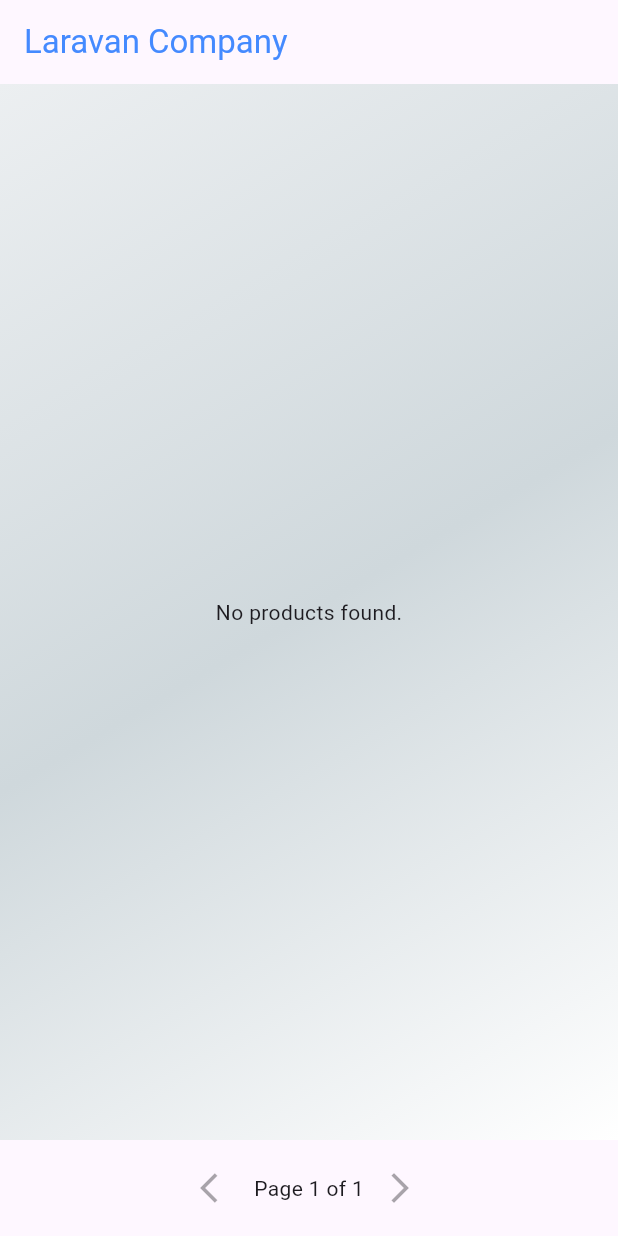
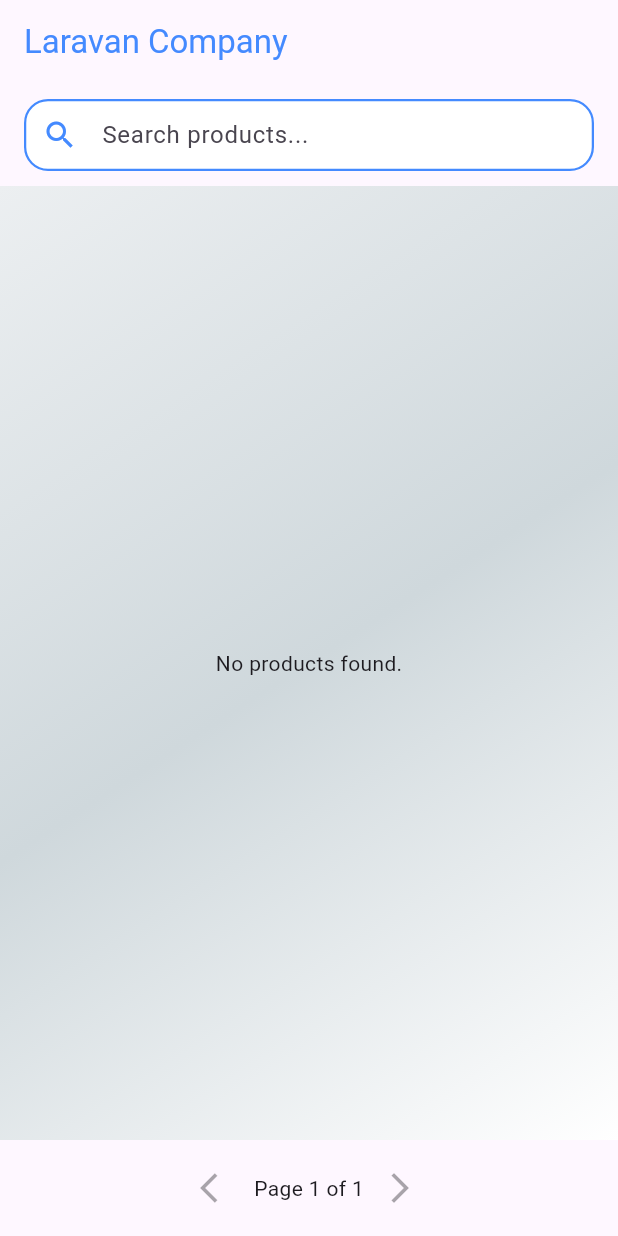
Before and after one commit to Ithnoobs/laravan_com, a Flutter app: the screen it shows after launch, on a phone screen of 412 x 824 dp. Run offline on Flutter 3.47's test engine with Material 3 defaults, Android fonts, the phone set to English and light mode, and no system bars; our stand-ins replace carousel_slider; network calls fail.

Commit message:
search functions

```diff
--- a/lib/constants/api.dart
+++ b/lib/constants/api.dart
@@ -1,4 +1,5 @@
 abstract class Api {
   static const String baseUri = "https://dummyjson.com/";
   static const String getAllProducts = "${baseUri}products";
+  static const String searchProducts = "${baseUri}products/search";
 }
--- a/lib/screens/home_screen.dart
+++ b/lib/screens/home_screen.dart
@@ -1,3 +1,4 @@
+import 'dart:async';
 import 'package:flutter/foundation.dart';
 import 'package:flutter/material.dart';
 import 'package:laravan_com/models/products.dart';
@@ -21,11 +22,27 @@ class _HomeScreenState extends State<HomeScreen> {
   int _currentPage = 1;
   int _totalPages = 1;
   final int _limit = 10;
+  final TextEditingController _searchController = TextEditingController();
+  String _searchQuery = '';
 
   @override
   void initState() {
     super.initState();
     _fetchCategories();
+    _getAllProduct();
+  }
+
+  @override
+  void dispose() {
+    _searchController.dispose();
+    super.dispose();
+  }
+
+  void _onSearchSubmitted(String value) {
+    setState(() {
+      _searchQuery = value.trim();
+      _currentPage = 1;
+    });
     _getAllProduct();
   }
 
@@ -65,12 +82,17 @@ class _HomeScreenState extends State<HomeScreen> {
       _isLoading = true;
       products.clear();
     });
+
+    if (kDebugMode) print("Fetching products with search query: $_searchQuery, category: $selectedCategory, page: $_currentPage");
     String url;
-    if (selectedCategory != null && selectedCategory!.isNotEmpty) {
+    if (_searchQuery.isNotEmpty) {
+      url = "https://dummyjson.com/products/search?q=${Uri.encodeComponent(_searchQuery)}&limit=$_limit&skip=${(_currentPage - 1) * _limit}";
+    } else if (selectedCategory != null && selectedCategory!.isNotEmpty) {
       url = "https://dummyjson.com/products/category/${selectedCategory!}?limit=$_limit&skip=${(_currentPage - 1) * _limit}";
     } else {
       url = "https://dummyjson.com/products?limit=$_limit&skip=${(_currentPage - 1) * _limit}";
     }
+
     var response = await apiService.getUrl(url);
     var productsData = response['products'];
     setState(() {
@@ -116,6 +138,55 @@ class _HomeScreenState extends State<HomeScreen> {
               )
             : Column(
                 children: [
+                  // Search Bar
+                  Padding(
+                    padding: const EdgeInsets.symmetric(horizontal: 16.0, vertical: 10.0),
+                    child: Row(
+                      children: [
+                        Expanded(
+                          child: TextField(
+                            controller: _searchController,
+                            decoration: InputDecoration(
+                              hintText: 'Search products...',
+                              prefixIcon: Icon(Icons.search, color: Colors.blueAccent),
+                              filled: true,
+                              fillColor: Colors.white,
+                              contentPadding: EdgeInsets.symmetric(vertical: 0, horizontal: 16),
+                              border: OutlineInputBorder(
+                                borderRadius: BorderRadius.circular(16),
+                                borderSide: BorderSide(color: Colors.blueAccent, width: 1.5),
+                              ),
+                              enabledBorder: OutlineInputBorder(
+                                borderRadius: BorderRadius.circular(16),
+                                borderSide: BorderSide(color: Colors.blueAccent, width: 1.5),
+                              ),
+                              focusedBorder: OutlineInputBorder(
+                                borderRadius: BorderRadius.circular(16),
+                                borderSide: BorderSide(color: Colors.blueAccent, width: 2),
+                              ),
+                            ),
+                            onSubmitted: _onSearchSubmitted,
+                          ),
+                        ),
+                        if (_searchQuery.isNotEmpty)
+                          Padding(
+                            padding: const EdgeInsets.only(left: 8.0),
+                            child: IconButton(
+                              icon: Icon(Icons.clear, color: Colors.blueAccent),
+                              tooltip: 'Clear search',
+                              onPressed: () {
+                                _searchController.clear();
+                                setState(() {
+                                  _searchQuery = '';
+                                  _currentPage = 1;
+                                });
+                                _getAllProduct();
+                              },
+                            ),
+                          ),
+                      ],
+                    ),
+                  ),
                   if (categories.isNotEmpty)
                     Padding(
                       padding: const EdgeInsets.only(top: 16.0, left: 16.0, right: 16.0, bottom: 8.0),
```
